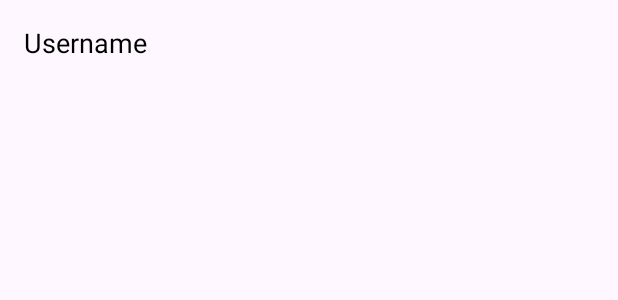
After one commit to bjl0615/-Github_Repository_Query, an Android app: the layout item_user.xml on its own in the app's theme, with its tools: preview values and no code run, on a phone screen of 412 x 824 dp. The commit adds this screen. Shown: the top 300 px of the screen. Run offline under Robolectric (Android 15) with nearby library versions, the phone set to English and light mode, and no system bars.

Commit message:
User_load & Search part_1

```diff
--- a/app/src/main/java/com/example/github_repository_query/network/GithubService.kt
+++ b/app/src/main/java/com/example/github_repository_query/network/GithubService.kt
@@ -10,11 +10,11 @@ import retrofit2.http.Path
 import retrofit2.http.Query
 
 interface GithubService {
-    @Headers("Authorization : Bearer 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")
+    @Headers("Authorization: Bearer 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")
     @GET("users/{username}/repos")
     fun listRepos(@Path("username") username : String) : Call<List<Repo>>
 
-    @Headers("Authorization : Bearer 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")
+    @Headers("Authorization: Bearer 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")
     @GET("search/users")
     fun searchUsers(@Query("q") query: String) : Call<UserDto>
 }
--- /dev/null
+++ b/app/src/main/res/layout/item_user.xml
@@ -0,0 +1,21 @@
+<?xml version="1.0" encoding="utf-8"?>
+<androidx.constraintlayout.widget.ConstraintLayout xmlns:android="http://schemas.android.com/apk/res/android"
+    xmlns:app="http://schemas.android.com/apk/res-auto"
+    xmlns:tools="http://schemas.android.com/tools"
+    android:padding="16dp"
+    android:layout_width="match_parent"
+    android:layout_height="wrap_content">
+
+    <TextView
+        android:id="@+id/usernameTextView"
+        android:layout_width="0dp"
+        android:layout_height="wrap_content"
+        android:textSize="18sp"
+        android:textColor="@color/black"
+        app:layout_constraintBottom_toBottomOf="parent"
+        app:layout_constraintEnd_toEndOf="parent"
+        app:layout_constraintStart_toStartOf="parent"
+        app:layout_constraintTop_toTopOf="parent"
+        tools:text="Username" />
+
+</androidx.constraintlayout.widget.ConstraintLayout>
```
Also changed, not shown: app/src/main/java/com/example/github_repository_query/MainActivity.kt (+18 -2 lines), app/src/main/java/com/example/github_repository_query/adapter/UserAdapter.kt (added, +48 -0 lines), app/src/main/res/layout/activity_main.xml (+12 -4 lines).
